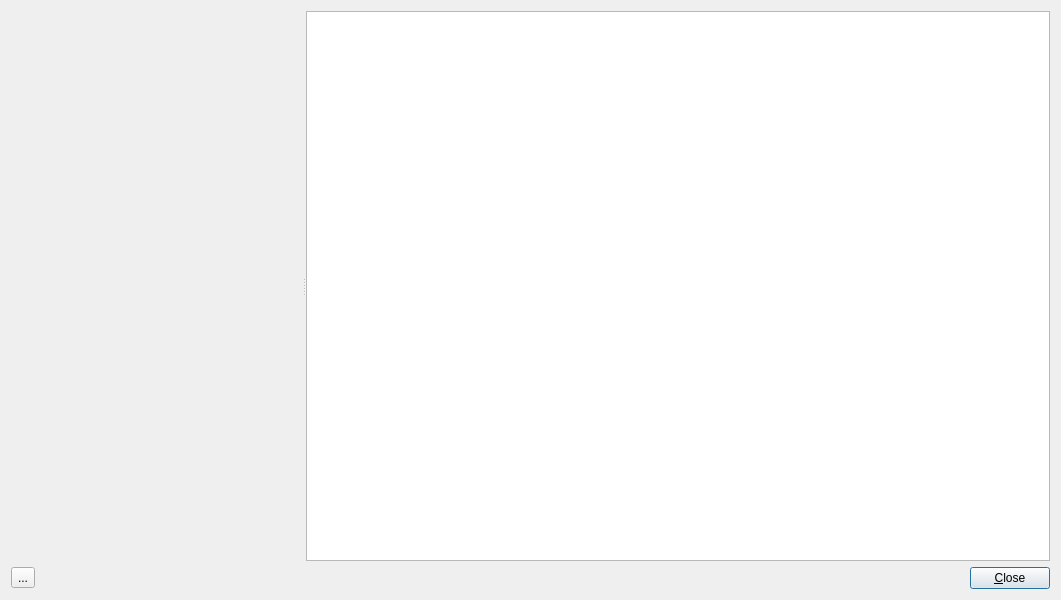
This is src/flarm/FlarmMap.ui in startkladde/startkladde as Qt 5 draws it before an edit. The edited form follows.
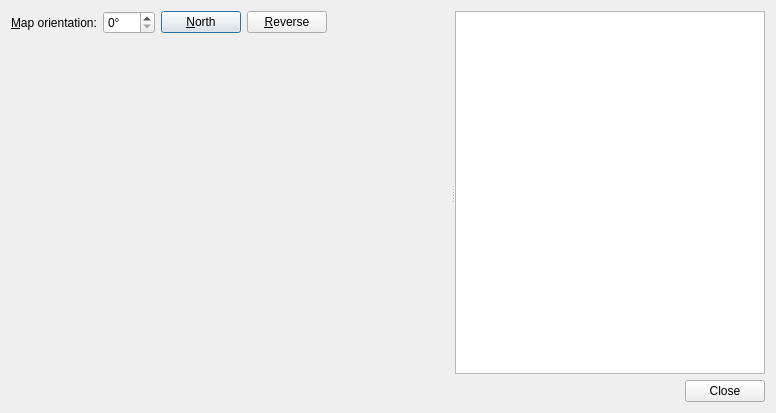
This is the edited form. Custom widgets are drawn as their Qt base class.

Commit message: Allow free map rotation

What changed in the file:
```diff
--- a/src/flarm/FlarmMap.ui
+++ b/src/flarm/FlarmMap.ui
@@ -6,20 +6,77 @@
    <rect>
     <x>0</x>
     <y>0</y>
-    <width>1061</width>
-    <height>600</height>
+    <width>776</width>
+    <height>413</height>
    </rect>
   </property>
   <property name="windowTitle">
    <string>Flarm Radar</string>
   </property>
-  <layout class="QVBoxLayout" name="verticalLayout">
+  <layout class="QVBoxLayout" name="verticalLayout_2">
    <item>
     <widget class="QSplitter" name="splitter">
      <property name="orientation">
       <enum>Qt::Horizontal</enum>
      </property>
-     <widget class="QwtPlot" name="qwtPlot"/>
+     <widget class="QWidget" name="">
+      <layout class="QVBoxLayout" name="verticalLayout" stretch="0,1">
+       <item>
+        <layout class="QHBoxLayout" name="horizontalLayout">
+         <item>
+          <widget class="QLabel" name="mapOrientationLabel">
+           <property name="text">
+            <string>&amp;Map orientation:</string>
+           </property>
+           <property name="buddy">
+            <cstring>mapOrientationInput</cstring>
+           </property>
+          </widget>
+         </item>
+         <item>
+          <widget class="QSpinBox" name="mapOrientationInput">
+           <property name="suffix">
+            <string>°</string>
+           </property>
+           <property name="maximum">
+            <number>360</number>
+           </property>
+          </widget>
+         </item>
+         <item>
+          <widget class="QPushButton" name="northButton">
+           <property name="text">
+            <string>&amp;North</string>
+           </property>
+          </widget>
+         </item>
+         <item>
+          <widget class="QPushButton" name="reverseButton">
+           <property name="text">
+            <string>&amp;Reverse</string>
+           </property>
+          </widget>
+         </item>
+         <item>
+          <spacer name="horizontalSpacer">
+           <property name="orientation">
+            <enum>Qt::Horizontal</enum>
+           </property>
+           <property name="sizeHint" stdset="0">
+            <size>
+             <width>40</width>
+             <height>20</height>
+            </size>
+           </property>
+          </spacer>
+         </item>
+        </layout>
+       </item>
+       <item>
+        <widget class="QwtPlot" name="qwtPlot"/>
+       </item>
+      </layout>
+     </widget>
      <widget class="SkTableView" name="flarmTable">
       <property name="selectionMode">
        <enum>QAbstractItemView::SingleSelection</enum>
@@ -46,44 +103,11 @@
     </widget>
    </item>
    <item>
-    <layout class="QHBoxLayout" name="horizontalLayout">
-     <item>
-      <widget class="QToolButton" name="toggleOrientationButton">
-       <property name="toolTip">
-        <string notr="true"/>
-       </property>
-       <property name="statusTip">
-        <string/>
-       </property>
-       <property name="text">
-        <string>...</string>
-       </property>
-       <property name="checkable">
-        <bool>true</bool>
-       </property>
-      </widget>
-     </item>
-     <item>
-      <spacer name="horizontalSpacer">
-       <property name="orientation">
-        <enum>Qt::Horizontal</enum>
-       </property>
-       <property name="sizeHint" stdset="0">
-        <size>
-         <width>40</width>
-         <height>20</height>
-        </size>
-       </property>
-      </spacer>
-     </item>
-     <item>
-      <widget class="QPushButton" name="closeButton">
-       <property name="text">
-        <string>&amp;Close</string>
-       </property>
-      </widget>
-     </item>
-    </layout>
+    <widget class="QDialogButtonBox" name="buttonBox">
+     <property name="standardButtons">
+      <set>QDialogButtonBox::Close</set>
+     </property>
+    </widget>
    </item>
   </layout>
  </widget>
```
Left out of the diff: 22 changed lines with no effect on the pictures. The commit also changes 2 other files.
